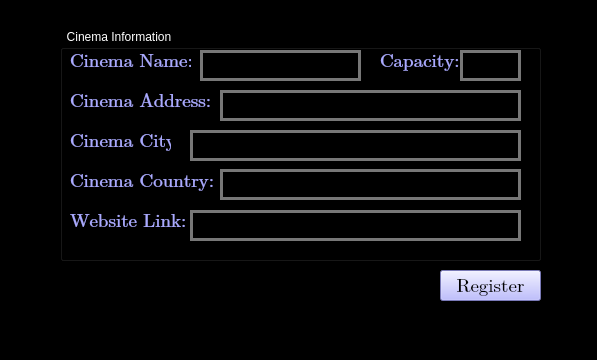
JaveriaAzfar/CineFlix, file Screens/RegisterAsCinemaManager - second screen.ui: the form before one commit.
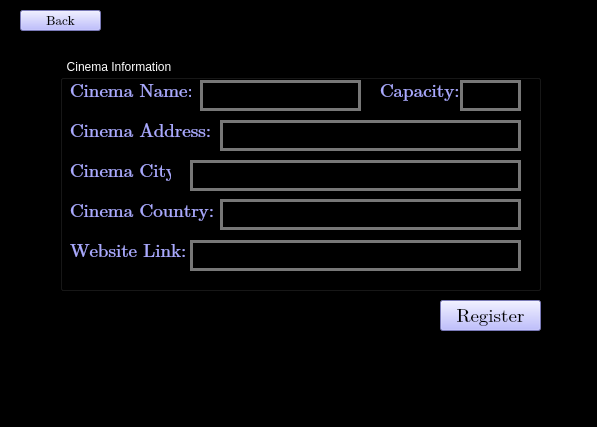
The form after the commit.

The edit to the form file:
```diff
--- a/Screens/RegisterAsCinemaManager - second screen.ui
+++ b/Screens/RegisterAsCinemaManager - second screen.ui
@@ -7,7 +7,7 @@
     <x>0</x>
     <y>0</y>
     <width>597</width>
-    <height>360</height>
+    <height>427</height>
    </rect>
   </property>
   <property name="windowTitle">
@@ -24,7 +24,7 @@
     <property name="geometry">
      <rect>
       <x>440</x>
-      <y>270</y>
+      <y>300</y>
       <width>101</width>
       <height>31</height>
      </rect>
@@ -62,7 +62,7 @@
     <property name="geometry">
      <rect>
       <x>60</x>
-      <y>30</y>
+      <y>60</y>
       <width>481</width>
       <height>231</height>
      </rect>
@@ -331,6 +331,44 @@
      </property>
     </widget>
    </widget>
+   <widget class="QPushButton" name="backButton">
+    <property name="geometry">
+     <rect>
+      <x>20</x>
+      <y>10</y>
+      <width>81</width>
+      <height>21</height>
+     </rect>
+    </property>
+    <property name="font">
+     <font>
+      <family>Cambria Math</family>
+      <pointsize>10</pointsize>
+     </font>
+    </property>
+    <property name="styleSheet">
+     <string notr="true">QPushButton {
+    background-color: rgb(170, 170, 255);
+    color: rgb(0, 0, 0);
+
+}
+
+
+QPushButton:hover {
+    background-color:rgb(128, 120, 215);
+    color: rgb(0, 0, 0)
+}
+
+QPushButton:pressed {
+    background-color: rgb(85, 170, 127);
+    color: rgb(0, 0, 0)
+}
+</string>
+    </property>
+    <property name="text">
+     <string>Back</string>
+    </property>
+   </widget>
   </widget>
   <widget class="QMenuBar" name="menubar">
    <property name="geometry">
```
